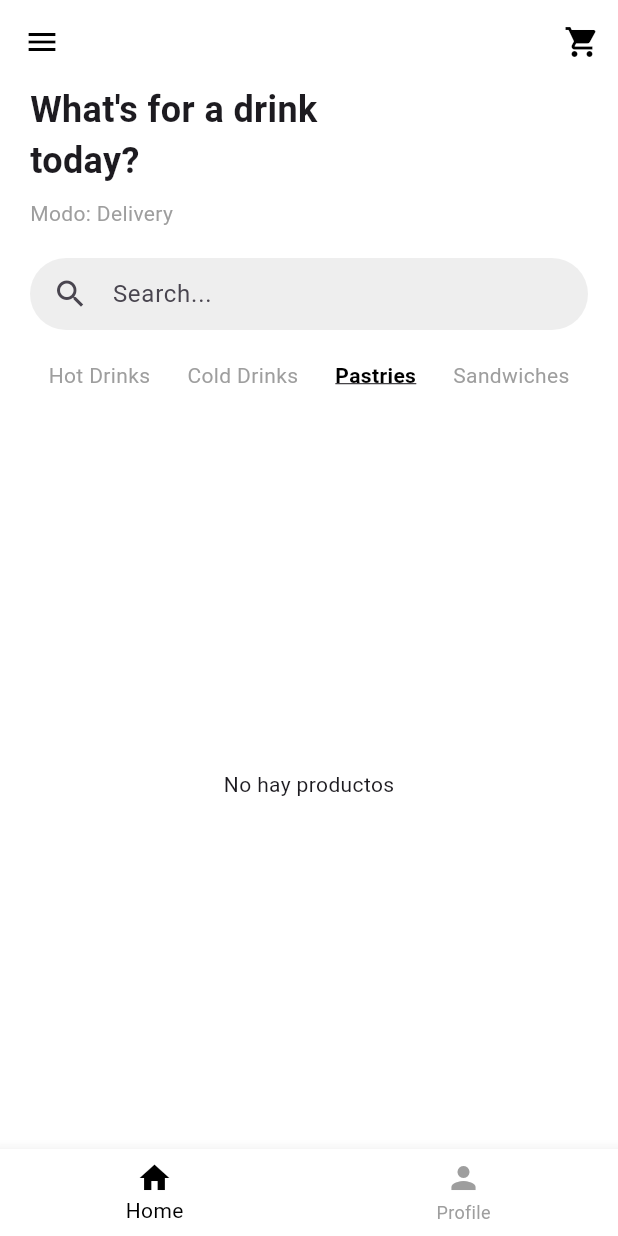
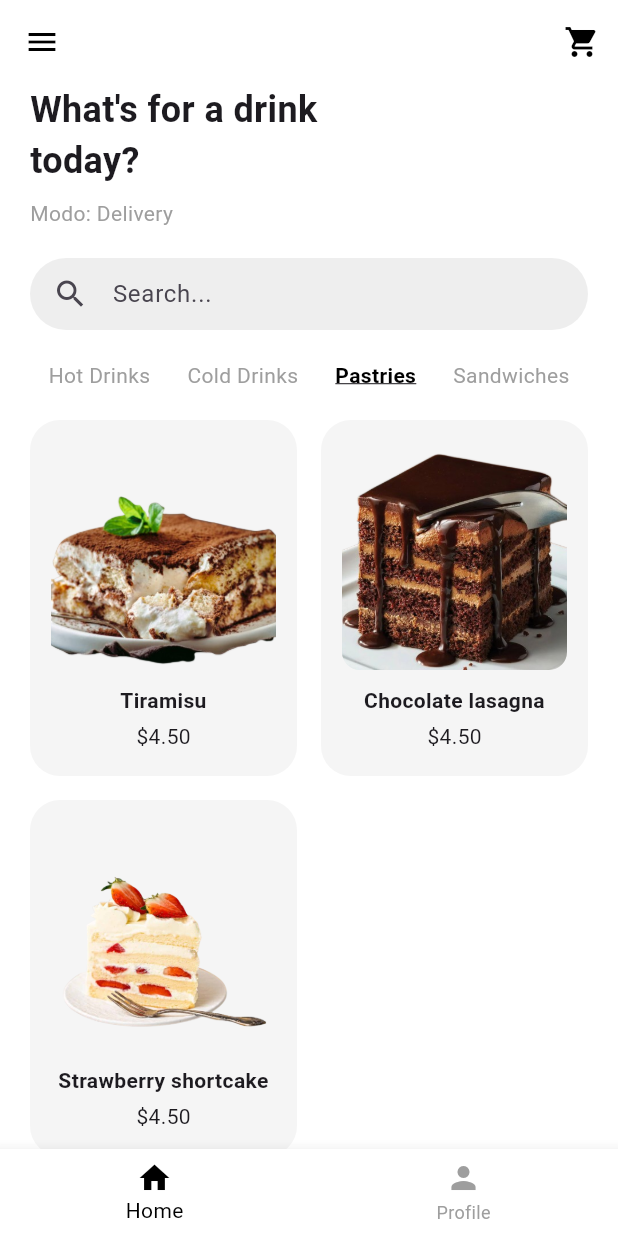
Before and after one commit to joelreyes21/proyecto_final, a Flutter app: the HomeScreen screen opened directly with empty values, after a tap on "Cold Drinks", after a tap on "Pastries", on a phone screen of 412 x 824 dp. Run offline on Flutter 3.47's test engine with Material 3 defaults, Android fonts, the phone set to English and light mode, and no system bars.

Commit message:
Modifiqué home.dart

```diff
--- a/lib/screens/home.dart
+++ b/lib/screens/home.dart
@@ -37,6 +37,41 @@ class _HomeScreenState extends State<HomeScreen> {
       'imagen': 'assets/granita.png',
       'descripcion': 'Café helado con textura granulada, refrescante.',
       'categoria': 'Cold Drinks',
+    },
+    {
+      'nombre': 'Tiramisu',
+      'precio': '\$4.50',
+      'imagen': 'assets/tiramisu.png',
+      'descripcion': 'Postre italiano con café y mascarpone.',
+      'categoria': 'Pastries',
+    },
+    {
+      'nombre': 'Sandwich',
+      'precio': '\$4.50',
+      'imagen': 'assets/sandwich.png',
+      'descripcion': 'Sándwich clásico con ingredientes frescos.',
+      'categoria': 'Sandwiches',
+    },
+    {
+      'nombre': 'Sandwich de queso',
+      'precio': '\$4.50',
+      'imagen': 'assets/sandwich_cheese.png',
+      'descripcion': 'Sándwich relleno de queso derretido.',
+      'categoria': 'Sandwiches',
+    },
+    {
+      'nombre': 'Chocolate lasagna',
+      'precio': '\$4.50',
+      'imagen': 'assets/chocolate_lasagna.png',
+      'descripcion': 'Postre de chocolate en capas tipo lasagna.',
+      'categoria': 'Pastries',
+    },
+    {
+      'nombre': 'Strawberry shortcake',
+      'precio': '\$4.50',
+      'imagen': 'assets/strawberryshortcake.png',
+      'descripcion': 'Pastel suave con crema y fresas frescas.',
+      'categoria': 'Pastries',
     },
   ];
 
@@ -86,6 +121,7 @@ class _HomeScreenState extends State<HomeScreen> {
               style: const TextStyle(color: Colors.grey, fontSize: 14),
             ),
             const SizedBox(height: 20),
+
             // 🔍 Buscador
             Container(
               padding: const EdgeInsets.symmetric(horizontal: 15),
@@ -103,7 +139,8 @@ class _HomeScreenState extends State<HomeScreen> {
               ),
             ),
             const SizedBox(height: 20),
-            // 🔘 Categorías
+
+            // 🏷️ Categorías
             Row(
               mainAxisAlignment: MainAxisAlignment.spaceAround,
               children: ['Hot Drinks', 'Cold Drinks', 'Pastries', 'Sandwiches']
@@ -125,6 +162,7 @@ class _HomeScreenState extends State<HomeScreen> {
               }).toList(),
             ),
             const SizedBox(height: 20),
+
             // 🛍️ Productos
             Expanded(
               child: productosFiltrados.isEmpty
@@ -157,11 +195,12 @@ class _HomeScreenState extends State<HomeScreen> {
                             child: Column(
                               mainAxisAlignment: MainAxisAlignment.center,
                               children: [
-                                ClipOval(
+                                ClipRRect(
+                                  borderRadius: BorderRadius.circular(12),
                                   child: Image.asset(
                                     producto['imagen'],
-                                    width: 100,
-                                    height: 100,
+                                    width: 150,
+                                    height: 150,
                                     fit: BoxFit.cover,
                                   ),
                                 ),
@@ -189,6 +228,7 @@ class _HomeScreenState extends State<HomeScreen> {
           ],
         ),
       ),
+
       bottomNavigationBar: BottomNavigationBar(
         backgroundColor: Colors.white,
         selectedItemColor: Colors.black,
--- a/pubspec.yaml
+++ b/pubspec.yaml
@@ -57,6 +57,11 @@ flutter:
     - assets/espresso.png
     - assets/te.png
     - assets/granita.png
+    - assets/sandwich.png
+    - assets/sandwich_cheese.png
+    - assets/tiramisu.png
+    - assets/strawberryshortcake.png
+    - assets/chocolate_lasagna.png
 
 
   # The following line ensures that the Material Icons font is
```
Also changed, not shown: assets/chocolate_lasagna.png (added), assets/sandwich.png (added), assets/sandwich_cheese.png (added), assets/strawberryshortcake.png (added), assets/tiramisu.png (added).
